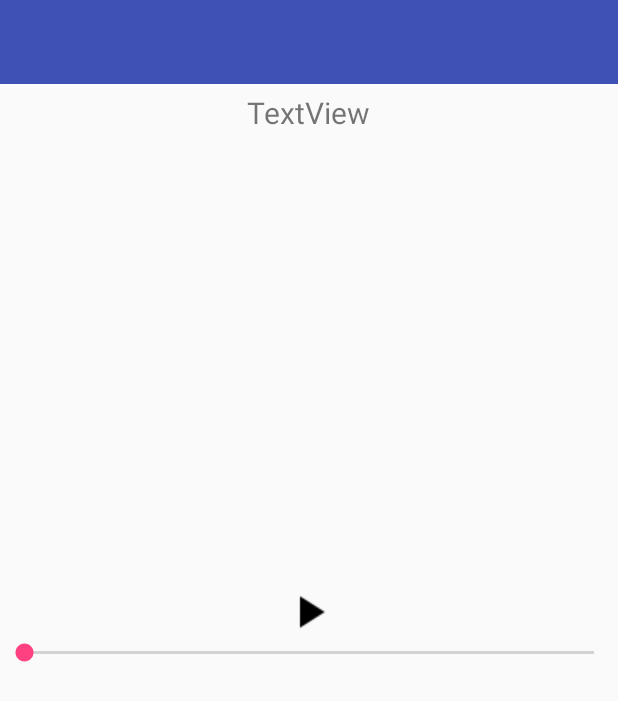
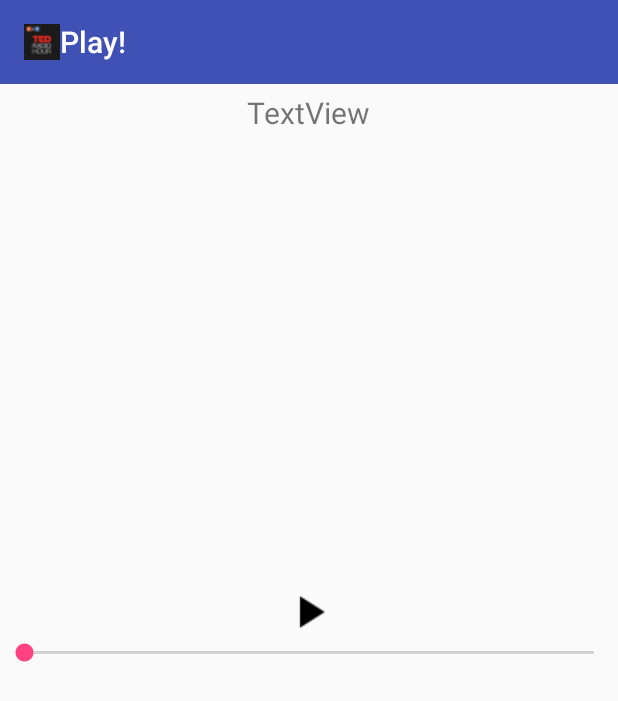
Before and after one commit to nehadalvi/TEDRadioHourPodcast, an Android app: the PlayActivity screen opened directly, with no data from a screen before it, on a phone screen of 412 x 824 dp. Shown: the top 701 px of the screen. Run offline under Robolectric (Android 15) with nearby library versions, the phone set to English and light mode, and no system bars; our stand-ins replace Picasso; pictures from the network do not load; 7 statements that could not run were skipped.

Commit message:
Play Activity Menu Bar

```diff
--- a/app/src/main/AndroidManifest.xml
+++ b/app/src/main/AndroidManifest.xml
@@ -17,7 +17,10 @@
                 <category android:name="android.intent.category.LAUNCHER" />
             </intent-filter>
         </activity>
-        <activity android:name=".PlayActivity"></activity>
+        <activity android:name=".PlayActivity"
+            android:label="@string/play_activity_menu">
+
+        </activity>
     </application>
 
 </manifest>
--- a/app/src/main/java/com/mad/tedradiohourpodcast/PlayActivity.java
+++ b/app/src/main/java/com/mad/tedradiohourpodcast/PlayActivity.java
@@ -3,7 +3,10 @@ package com.mad.tedradiohourpodcast;
 import android.support.design.widget.TextInputEditText;
 import android.support.v7.app.AppCompatActivity;
 import android.os.Bundle;
+import android.support.v7.widget.Toolbar;
 import android.util.Log;
+import android.view.Menu;
+import android.view.MenuInflater;
 import android.view.View;
 import android.widget.ImageButton;
 import android.widget.ImageView;
@@ -36,11 +39,21 @@ public class PlayActivity extends AppCompatActivity {
         }
     }
 
+    @Override
+    public boolean onCreateOptionsMenu(Menu menu) {
+        MenuInflater menuInflater = getMenuInflater();
+        menuInflater.inflate(R.menu.play_menu,menu);
+        return true;
+    }
 
     @Override
     protected void onCreate(Bundle savedInstanceState) {
         super.onCreate(savedInstanceState);
         setContentView(R.layout.activity_play);
+        Toolbar itunesToolbar = (Toolbar) findViewById(R.id.toolbar2);
+        setSupportActionBar(itunesToolbar);
+        getSupportActionBar().setDisplayShowHomeEnabled(true);
+        getSupportActionBar().setIcon(R.drawable.ted);
         MainActivity.flagPlay = true;
         MainActivity.pressedNewPlay = false;
 
--- a/app/src/main/res/layout/activity_play.xml
+++ b/app/src/main/res/layout/activity_play.xml
@@ -1,6 +1,7 @@
 <?xml version="1.0" encoding="utf-8"?>
 <LinearLayout xmlns:android="http://schemas.android.com/apk/res/android"
     xmlns:tools="http://schemas.android.com/tools"
+    xmlns:app="http://schemas.android.com/apk/res-auto"
     android:id="@+id/activity_play"
     android:layout_width="match_parent"
     android:layout_height="match_parent"
@@ -13,7 +14,10 @@
         android:background="?attr/colorPrimary"
         android:theme="?attr/actionBarTheme"
         android:minHeight="?attr/actionBarSize"
-        android:id="@+id/toolbar2" />
+        android:id="@+id/toolbar2"
+        app:popupTheme="@style/ThemeOverlay.AppCompat.Light"
+        app:theme="@style/ThemeOverlay.AppCompat.Dark"
+        />
 
     <TextView
         android:text="TextView"
--- /dev/null
+++ b/app/src/main/res/menu/play_menu.xml
@@ -0,0 +1,5 @@
+<?xml version="1.0" encoding="utf-8"?>
+<menu xmlns:android="http://schemas.android.com/apk/res/android">
+
+
+</menu>
--- a/app/src/main/res/values/strings.xml
+++ b/app/src/main/res/values/strings.xml
@@ -1,4 +1,5 @@
 <resources>
     <string name="app_name">TED Radio Hour Podcast</string>
     <string name="title_switch">title_switch</string>
+    <string name="play_activity_menu">Play!</string>
 </resources>
```
